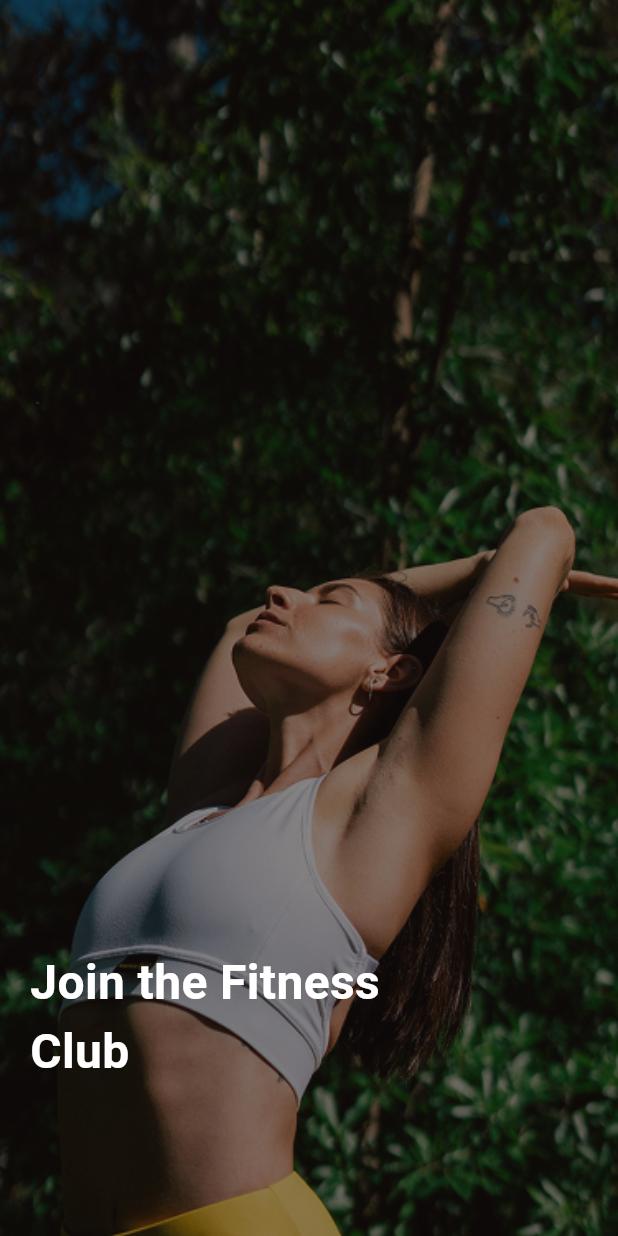
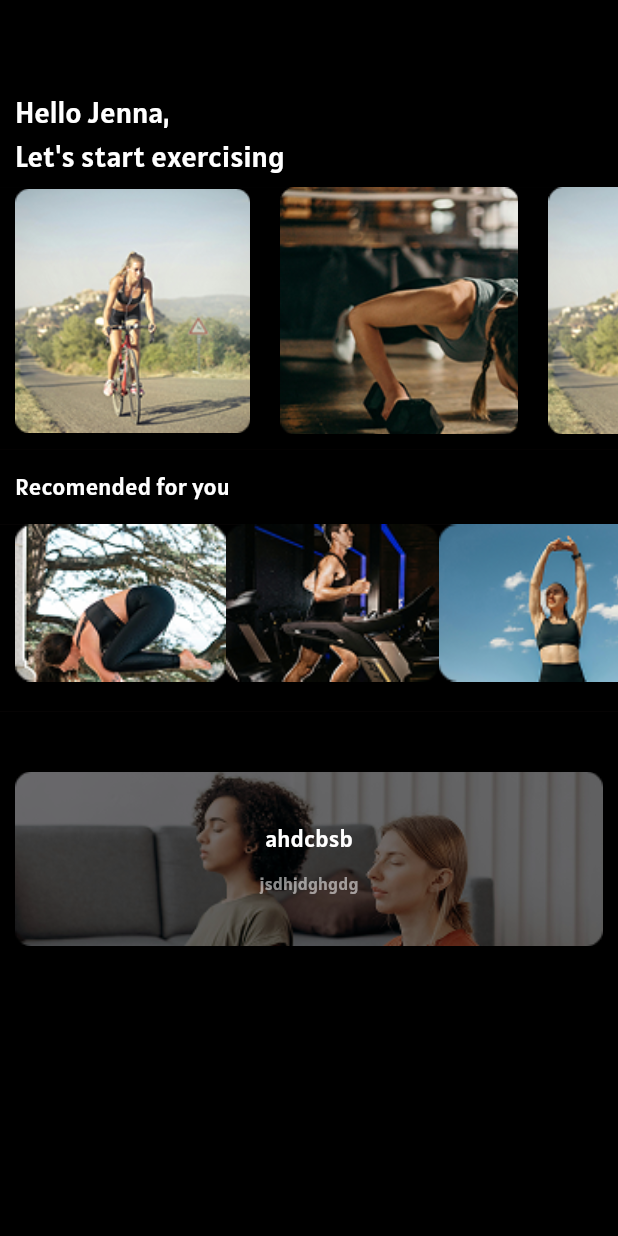
Before and after one commit to parindyaliyanage/intern_task_1, a Flutter app: the screen it shows after launch, on a phone screen of 412 x 824 dp. Run offline on Flutter 3.47's test engine with Material 3 defaults, Android fonts, the light colour scheme and no system bars.

Commit message:
main dashboard created

```diff
--- a/lib/main.dart
+++ b/lib/main.dart
@@ -1,5 +1,5 @@
 import 'package:flutter/material.dart';
-import 'package:intern_task_1/screens/splash_screen.dart';
+import 'package:intern_task_1/screens/main_dashboard/main_dashboard.dart';
 import 'package:intern_task_1/themes/colors.dart';
 
 void main() {
@@ -19,7 +19,8 @@
           brightness: Brightness.dark,
         ),
       ),
-      home: const SplashScreen(),
+      // themeMode: ThemeMode.dark,
+      home: const MainDashboard(),
     );
   }
 }
--- /dev/null
+++ b/lib/screens/main_dashboard/exercises.dart
@@ -0,0 +1,23 @@
+import 'package:flutter/material.dart';
+
+final List<Widget> exercisesImages = [
+  Padding(
+    padding: const EdgeInsets.symmetric(horizontal: 10.0, vertical: 1.0),
+    child: Image.asset('assets/images/cycling.png'),
+  ),
+  Padding(
+    padding: const EdgeInsets.symmetric(horizontal: 10.0),
+    child: Image.asset('assets/images/pushups.png'),
+  ),
+  Padding(
+    padding: const EdgeInsets.symmetric(horizontal: 10.0),
+    child: Image.asset('assets/images/cycling.png'),
+  ),
+];
+
+final List<Widget> recomendImages = [
+  Image.asset('assets/images/yoga1.png', fit: BoxFit.contain),
+  Image.asset('assets/images/running.png', fit: BoxFit.contain),
+  Image.asset('assets/images/yoga2.png', fit: BoxFit.contain),
+  Image.asset('assets/images/yoga1.png', fit: BoxFit.contain),
+];
--- /dev/null
+++ b/lib/screens/main_dashboard/main_dashboard.dart
@@ -0,0 +1,127 @@
+import 'package:flutter/material.dart';
+import 'package:intern_task_1/themes/colors.dart';
+import 'package:intern_task_1/themes/text_styles.dart';
+import 'package:intern_task_1/screens/main_dashboard/exercises.dart';
+
+class MainDashboard extends StatefulWidget {
+  const MainDashboard({super.key});
+
+  @override
+  State<MainDashboard> createState() => _MainDashboardState();
+}
+
+class _MainDashboardState extends State<MainDashboard> {
+  @override
+  Widget build(BuildContext context) {
+    return Scaffold(
+      body: Column(
+        children: [
+          Expanded(
+            flex: 5,
+            child: Container(
+              color: AppColors.primaryColor,
+              child: Align(
+                alignment: Alignment.topLeft,
+                child: Padding(
+                  padding: const EdgeInsets.only(
+                    top: 60.0,
+                    bottom: 2.0,
+                    left: 10.0,
+                  ),
+                  child: Text(
+                    "Hello Jenna,\nLet's start exercising",
+                    style: AppTextStyles.salutaionDashboard,
+                  ),
+                ),
+              ),
+            ),
+          ),
+
+          Expanded(
+            flex: 7,
+            child: Container(
+              color: Colors.black,
+              child: Container(
+                color: Colors.black,
+                child: ListView(
+                  scrollDirection: Axis.horizontal,
+                  padding: const EdgeInsets.only(bottom: 10.0),
+                  children: exercisesImages,
+                ),
+              ),
+            ),
+          ),
+
+          Expanded(
+            flex: 2,
+            child: Container(
+              color: Colors.black,
+              alignment: Alignment.centerLeft,
+              padding: const EdgeInsets.only(left: 10.0),
+              child: Text(
+                'Recomended for you',
+                style: AppTextStyles.recomendDashboard,
+              ),
+            ),
+          ),
+
+          Expanded(
+            flex: 5,
+            child: Container(
+              padding: EdgeInsets.only(left: 10.0, bottom: 20.0),
+              color: Colors.black,
+              child: ListView(
+                scrollDirection: Axis.horizontal,
+                children: recomendImages,
+              ),
+            ),
+          ),
+
+          Expanded(
+            flex: 14,
+            child: Container(
+              color: Colors.black,
+              child: ListView(
+                padding: EdgeInsets.only(top: 20.0),
+                scrollDirection: Axis.vertical,
+                children: [
+                  Padding(
+                    padding: const EdgeInsets.symmetric(
+                      horizontal: 10.0,
+                      vertical: 20,
+                    ),
+                    child: ClipRRect(
+                      child: Stack(
+                        alignment: Alignment.center,
+                        children: [
+                          Image.asset(
+                            'assets/images/trainer.png',
+                            fit: BoxFit.cover,
+                            width: double.infinity,
+                          ),
+                          Column(
+                            children: [
+                              Text(
+                                "ahdcbsb",
+                                style: AppTextStyles.recomendDashboard,
+                              ),
+                              SizedBox(height: 10),
+                              Text(
+                                'jsdhjdghgdg',
+                                style: AppTextStyles.featuresDashboard,
+                              ),
+                            ],
+                          ),
+                        ],
+                      ),
+                    ),
+                  ),
+                ],
+              ),
+            ),
+          ),
+        ],
+      ),
+    );
+  }
+}
--- a/lib/screens/splash_screen.dart
+++ b/lib/screens/splash_screen.dart
@@ -1,5 +1,8 @@
 import 'package:flutter/material.dart';
-// import 'package:intern_task_1/themes/colors.dart';
+import 'package:intern_task_1/screens/main_dashboard/main_dashboard.dart';
+import 'package:intern_task_1/themes/colors.dart';
+import 'package:intern_task_1/themes/font.dart';
+import 'package:intern_task_1/themes/text_styles.dart';
 
 class SplashScreen extends StatelessWidget {
   const SplashScreen({super.key});
@@ -15,26 +18,53 @@ class SplashScreen extends StatelessWidget {
             decoration: const BoxDecoration(
               image: DecorationImage(
                 image: AssetImage('assets/images/splash.png'),
+
                 fit: BoxFit.cover,
               ),
             ),
           ),
-          Positioned(
-            bottom: 100,
-            left: 20,
-            right: 100,
+
+          Align(
+            alignment: Alignment.bottomLeft,
+            child: Padding(
+              padding: const EdgeInsets.all(20.0),
               child: Column(
+                mainAxisSize: MainAxisSize.min,
                 crossAxisAlignment: CrossAxisAlignment.start,
-              children: const [
-                Text(
-                  'Join the Fitness Club',
+                children: [
+                  Text('Join the Fitness', style: AppTextStyles.splashTitle),
+                  Text('Club', style: AppTextStyles.splashTitle),
+
+                  const SizedBox(height: 5),
+
+                  SizedBox(
+                    width: double.infinity,
+                    child: FilledButton(
+                      onPressed: () {
+                        Navigator.push(
+                          context,
+                          MaterialPageRoute(
+                            builder: (context) {
+                              return MainDashboard();
+                            },
+                          ),
+                        );
+                      },
+                      style: FilledButton.styleFrom(
+                        backgroundColor: AppColors.seedColor,
+                        padding: const EdgeInsets.symmetric(vertical: 5),
+                      ),
+                      child: const Text(
+                        'Start Training',
                         style: TextStyle(
                           color: Colors.white,
-                    fontSize: 32,
-                    fontWeight: FontWeight.bold,
+                          fontFamily: AppFonts.primaryFont,
+                        ),
+                      ),
                     ),
                   ),
                 ],
+              ),
             ),
           ),
         ],
--- a/lib/themes/colors.dart
+++ b/lib/themes/colors.dart
@@ -1,6 +1,6 @@
 import 'package:flutter/material.dart';
 
 class AppColors {
-  static const Color primaryColor = Colors.teal;
+  static const Color primaryColor = Colors.black;
   static const Color seedColor = Color(0xFF6C0B0B);
 }
--- /dev/null
+++ b/lib/themes/font.dart
@@ -0,0 +1,3 @@
+class AppFonts {
+  static const String primaryFont = 'Alatsi';
+}
--- /dev/null
+++ b/lib/themes/text_styles.dart
@@ -0,0 +1,29 @@
+import 'package:flutter/material.dart';
+import 'package:intern_task_1/themes/font.dart';
+
+class AppTextStyles {
+  static TextStyle splashTitle = TextStyle(
+    fontSize: 32,
+    color: Colors.white,
+    fontFamily: AppFonts.primaryFont,
+    fontWeight: FontWeight.normal,
+  );
+
+  static TextStyle salutaionDashboard = TextStyle(
+    fontSize: 20,
+    color: Colors.white,
+    fontFamily: AppFonts.primaryFont,
+  );
+
+  static TextStyle recomendDashboard = TextStyle(
+    fontSize: 16,
+    color: Colors.white,
+    fontFamily: AppFonts.primaryFont,
+  );
+
+  static TextStyle featuresDashboard = TextStyle(
+    fontSize: 12,
+    color: Colors.white54,
+    fontFamily: AppFonts.primaryFont,
+  );
+}
```
Also changed, not shown: pubspec.yaml (+5 -3 lines), assets/fonts/Alatsi-Regular.ttf (added), assets/images/classes.png (added), assets/images/cycling.png (added), assets/images/pushups.png (added), assets/images/running.png (added), assets/images/trainer.png (added), assets/images/yoga1.png (added), assets/images/yoga2.png (added). Lines whose indentation alone changed are shown as unchanged.
